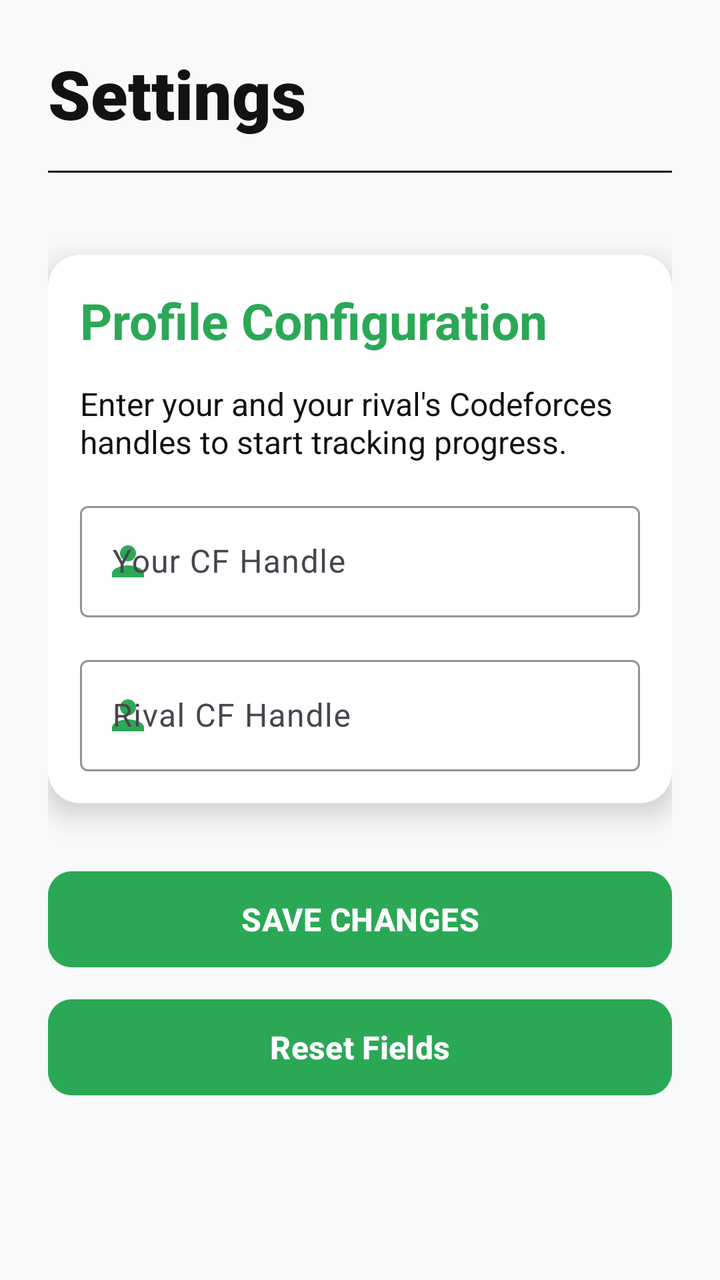
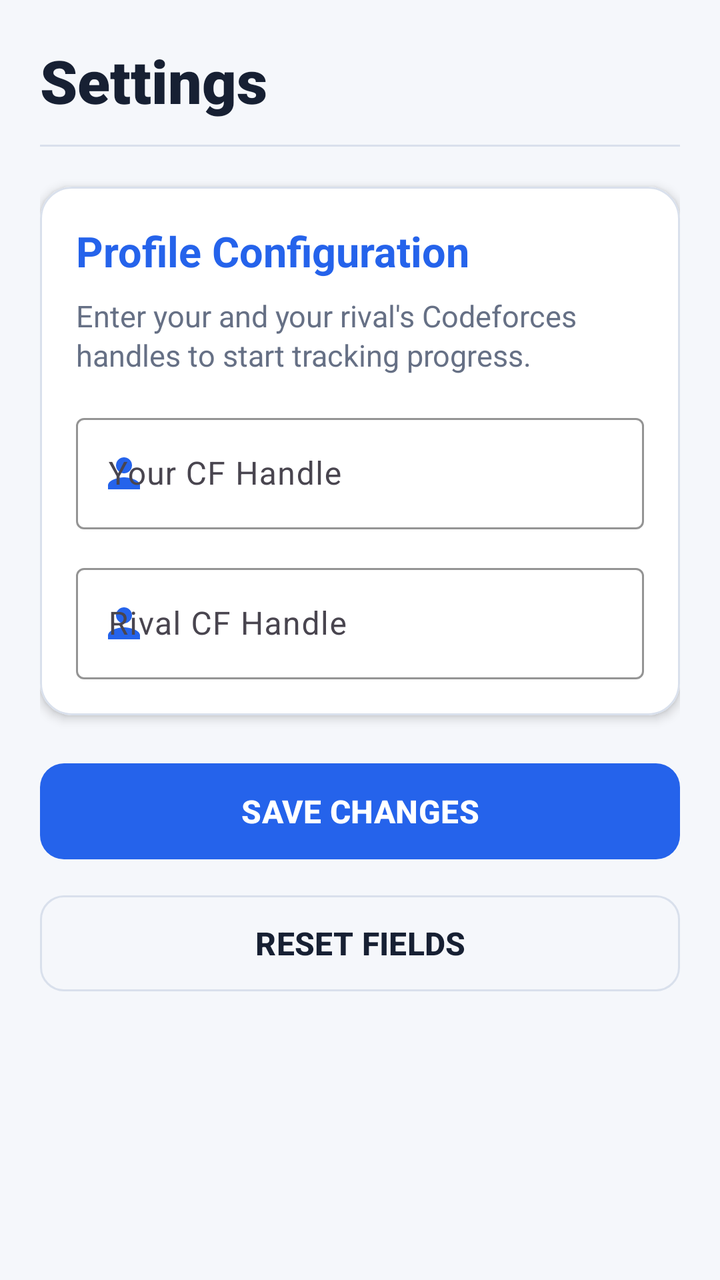

An Android layout rendered at two revisions. The XML below is the earlier revision; the diff shows what the commit changed to produce the second picture.
<!-- AndroidManifest.xml: application theme Theme.CfRivals -->
<!-- res/layout/fragment_settings.xml -->
<?xml version="1.0" encoding="utf-8"?>
<LinearLayout xmlns:android="http://schemas.android.com/apk/res/android"
    xmlns:app="http://schemas.android.com/apk/res-auto"
    android:layout_width="match_parent"
    android:layout_height="match_parent"
    android:orientation="vertical"
    android:padding="24dp"
    android:background="?attr/app_background">

    <TextView
        android:layout_width="wrap_content"
        android:layout_height="wrap_content"
        android:text="Settings"
        android:textSize="34sp"
        android:textColor="?attr/app_text_primary"
        android:fontFamily="sans-serif-black" />

    <com.google.android.material.divider.MaterialDivider
        android:layout_width="match_parent"
        android:layout_height="1dp"
        android:layout_marginVertical="16dp"
        app:dividerColor="?attr/app_text_primary"/>

    <com.google.android.material.card.MaterialCardView
        android:layout_width="match_parent"
        android:layout_height="wrap_content"
        app:cardCornerRadius="16dp"
        app:cardElevation="8dp"
        app:cardBackgroundColor="?attr/app_card"
        app:strokeWidth="0dp"
        android:layout_marginBottom="30dp"
        android:layout_marginTop="25dp">

        <LinearLayout
            android:layout_width="match_parent"
            android:layout_height="match_parent"
            android:orientation="vertical"
            android:padding="16dp">

            <TextView
                android:layout_width="wrap_content"
                android:layout_height="wrap_content"
                android:layout_marginBottom="14dp"
                android:text="Profile Configuration"
                android:textColor="?attr/neon_accent"
                android:textSize="25sp"
                android:textStyle="bold" />

            <TextView
                android:layout_width="wrap_content"
                android:layout_height="wrap_content"
                android:layout_marginBottom="16dp"
                android:text="Enter your and your rival's Codeforces handles to start tracking progress."
                android:textColor="?attr/app_text_primary"
                android:textSize="16sp" />

            <com.google.android.material.textfield.TextInputLayout
                android:id="@+id/UserHandle"
                style="@style/Widget.Material3.TextInputLayout.OutlinedBox"
                android:layout_width="match_parent"
                android:layout_height="wrap_content"
                android:layout_marginBottom="16dp"
                android:hint="Your CF Handle"
                app:boxStrokeColor="?attr/neon_accent"
                app:hintTextColor="?attr/neon_accent"
                app:startIconDrawable="@drawable/ic_avatar"
                app:startIconTint="?attr/neon_accent">

                <com.google.android.material.textfield.TextInputEditText
                    android:id="@+id/editUserHandle"
                    android:layout_width="match_parent"
                    android:layout_height="wrap_content"
                    android:inputType="textNoSuggestions"
                    android:textColor="?attr/app_text_primary" />
            </com.google.android.material.textfield.TextInputLayout>

            <com.google.android.material.textfield.TextInputLayout
                android:id="@+id/RivalHandle"
                style="@style/Widget.Material3.TextInputLayout.OutlinedBox"
                android:layout_width="match_parent"
                android:layout_height="wrap_content"
                android:hint="Rival CF Handle"
                app:boxStrokeColor="?attr/neon_accent"
                app:hintTextColor="?attr/neon_accent"
                app:startIconDrawable="@drawable/ic_avatar"
                app:startIconTint="?attr/neon_accent">

                <com.google.android.material.textfield.TextInputEditText
                    android:id="@+id/editRivalHandle"
                    android:layout_width="match_parent"
                    android:layout_height="wrap_content"
                    android:inputType="textNoSuggestions"
                    android:textColor="?attr/app_text_primary" />
            </com.google.android.material.textfield.TextInputLayout>
        </LinearLayout>
    </com.google.android.material.card.MaterialCardView>

    <com.google.android.material.button.MaterialButton
        android:id="@+id/btnSave"
        android:layout_width="match_parent"
        android:layout_height="56dp"
        android:text="SAVE CHANGES"
        android:textSize="16sp"
        android:textStyle="bold"
        app:cornerRadius="12dp"
        android:backgroundTint="?attr/neon_accent"
        android:textColor="?attr/colorOnPrimary"
        app:rippleColor="#40000000"/>

    <com.google.android.material.button.MaterialButton
        android:id="@+id/btnClear"
        android:layout_width="match_parent"
        android:layout_height="56dp"
        android:layout_marginTop="8dp"
        android:text="Reset Fields"
        android:textStyle="bold"
        app:cornerRadius="12dp"
        android:backgroundTint="?attr/neon_accent"
        android:textColor="?attr/colorOnPrimary"
        app:rippleColor="#40000000"
        android:textSize="16sp" />

</LinearLayout>
<!-- resources referenced by this layout -->
<resources>
  <!-- drawable ic_avatar (drawable) -->
  <vector xmlns:android="http://schemas.android.com/apk/res/android"
      android:width="24dp"
      android:height="24dp"
      android:viewportWidth="24"
      android:viewportHeight="24">
      <path
          android:fillColor="#808080"
          android:pathData="M12,12c2.21,0 4,-1.79 4,-4s-1.79,-4 -4,-4 -4,1.79 -4,4 1.79,4 4,4zM12,14c-2.67,0 -8,1.34 -8,4v2h16v-2c0,-2.66 -5.33,-4 -8,-4z"/>
  </vector>
  <style name="Theme.CfRivals" parent="Base.Theme.CfRivals" />
  <style name="Base.Theme.CfRivals" parent="Theme.Material3.DayNight.NoActionBar">
          
          <item name="app_background">@color/bg_color_light</item>
          <item name="app_card">@color/card_color_light</item>
          <item name="app_text_primary">@color/text_color_light</item>
          <item name="app_text_secondary">@color/grey_placeholder_text</item>
          <item name="neon_accent">@color/neon_green_accent</item>
  
          <item name="colorPrimary">@color/neon_green_accent</item>
          <item name="colorOnPrimary">@color/white</item>
          <item name="colorSurface">@color/bg_color_light</item>
          <item name="colorOnSurface">@color/text_color_light</item>
          <item name="colorSurfaceContainer">@color/card_color_light</item>
  
          <item name="android:statusBarColor">@color/bg_color_light</item>
          <item name="android:windowLightStatusBar">true</item>
      </style>
  <color name="bg_color_light">#F8F9FA</color>
  <color name="card_color_light">#FFFFFF</color>
  <color name="text_color_light">#121212</color>
  <color name="grey_placeholder_text">#80FFFFFF</color>
  <color name="neon_green_accent">#2BA856</color>
  <color name="white">#FFFFFFFF</color>
</resources>

<!-- the commit's change to res/layout/fragment_settings.xml (unified diff, before → after) -->
@@ -1,123 +1,153 @@
 <?xml version="1.0" encoding="utf-8"?>
-<LinearLayout xmlns:android="http://schemas.android.com/apk/res/android"
+<ScrollView
+    xmlns:android="http://schemas.android.com/apk/res/android"
     xmlns:app="http://schemas.android.com/apk/res-auto"
     android:layout_width="match_parent"
     android:layout_height="match_parent"
-    android:orientation="vertical"
-    android:padding="24dp"
-    android:background="?attr/app_background">
+    android:background="?attr/app_background"
+    android:fillViewport="true">
 
-    <TextView
-        android:layout_width="wrap_content"
-        android:layout_height="wrap_content"
-        android:text="Settings"
-        android:textSize="34sp"
-        android:textColor="?attr/app_text_primary"
-        android:fontFamily="sans-serif-black" />
-
-    <com.google.android.material.divider.MaterialDivider
-        android:layout_width="match_parent"
-        android:layout_height="1dp"
-        android:layout_marginVertical="16dp"
-        app:dividerColor="?attr/app_text_primary"/>
-
-    <com.google.android.material.card.MaterialCardView
+    <LinearLayout
         android:layout_width="match_parent"
         android:layout_height="wrap_content"
-        app:cardCornerRadius="16dp"
-        app:cardElevation="8dp"
-        app:cardBackgroundColor="?attr/app_card"
-        app:strokeWidth="0dp"
-        android:layout_marginBottom="30dp"
-        android:layout_marginTop="25dp">
+        android:orientation="vertical"
+        android:padding="20dp">
 
-        <LinearLayout
+        
+        <TextView
+            android:layout_width="wrap_content"
+            android:layout_height="wrap_content"
+            android:text="Settings"
+            android:textColor="?attr/app_text_primary"
+            android:textSize="30sp"
+            android:textStyle="bold"
+            android:fontFamily="sans-serif-black" />
+
+        
+        <com.google.android.material.divider.MaterialDivider
             android:layout_width="match_parent"
-            android:layout_height="match_parent"
-            android:orientation="vertical"
-            android:padding="16dp">
+            android:layout_height="1dp"
+            android:layout_marginTop="12dp"
+            android:layout_marginBottom="20dp"
+            app:dividerColor="?attr/app_border" />
 
-            <TextView
-                android:layout_width="wrap_content"
-                android:layout_height="wrap_content"
-                android:layout_marginBottom="14dp"
-                android:text="Profile Configuration"
-                android:textColor="?attr/neon_accent"
-                android:textSize="25sp"
-                android:textStyle="bold" />
+        
+        <com.google.android.material.card.MaterialCardView
+            android:layout_width="match_parent"
+            android:layout_height="wrap_content"
+            android:layout_marginBottom="20dp"
+            app:cardBackgroundColor="?attr/app_card"
+            app:cardCornerRadius="16dp"
+            app:cardElevation="3dp"
+            app:strokeColor="?attr/app_border"
+            app:strokeWidth="1dp">
 
-            <TextView
-                android:layout_width="wrap_content"
-                android:layout_height="wrap_content"
-                android:layout_marginBottom="16dp"
-                android:text="Enter your and your rival's Codeforces handles to start tracking progress."
-                android:textColor="?attr/app_text_primary"
-                android:textSize="16sp" />
-
-            <com.google.android.material.textfield.TextInputLayout
-                android:id="@+id/UserHandle"
-                style="@style/Widget.Material3.TextInputLayout.OutlinedBox"
+            <LinearLayout
                 android:layout_width="match_parent"
                 android:layout_height="wrap_content"
-                android:layout_marginBottom="16dp"
-                android:hint="Your CF Handle"
-                app:boxStrokeColor="?attr/neon_accent"
-                app:hintTextColor="?attr/neon_accent"
-                app:startIconDrawable="@drawable/ic_avatar"
-                app:startIconTint="?attr/neon_accent">
+                android:orientation="vertical"
+                android:padding="18dp">
 
-                <com.google.android.material.textfield.TextInputEditText
-                    android:id="@+id/editUserHandle"
+                
+                <TextView
+                    android:layout_width="wrap_content"
+                    android:layout_height="wrap_content"
+                    android:layout_marginBottom="8dp"
+                    android:text="Profile Configuration"
+                    android:textColor="?attr/neon_accent"
+                    android:textSize="21sp"
+                    android:textStyle="bold" />
+
+                
+                <TextView
                     android:layout_width="match_parent"
                     android:layout_height="wrap_content"
-                    android:inputType="textNoSuggestions"
-                    android:textColor="?attr/app_text_primary" />
-            </com.google.android.material.textfield.TextInputLayout>
+                    android:layout_marginBottom="16dp"
+                    android:lineSpacingExtra="2dp"
+                    android:text="Enter your and your rival's Codeforces handles to start tracking progress."
+                    android:textColor="?attr/app_text_secondary"
+                    android:textSize="15sp" />
 
-            <com.google.android.material.textfield.TextInputLayout
-                android:id="@+id/RivalHandle"
-                style="@style/Widget.Material3.TextInputLayout.OutlinedBox"
-                android:layout_width="match_parent"
-                android:layout_height="wrap_content"
-                android:hint="Rival CF Handle"
-                app:boxStrokeColor="?attr/neon_accent"
-                app:hintTextColor="?attr/neon_accent"
-                app:startIconDrawable="@drawable/ic_avatar"
-                app:startIconTint="?attr/neon_accent">
-
-                <com.google.android.material.textfield.TextInputEditText
-                    android:id="@+id/editRivalHandle"
+                
+                <com.google.android.material.textfield.TextInputLayout
+                    android:id="@+id/UserHandle"
+                    style="@style/Widget.Material3.TextInputLayout.OutlinedBox"
                     android:layout_width="match_parent"
                     android:layout_height="wrap_content"
-                    android:inputType="textNoSuggestions"
-                    android:textColor="?attr/app_text_primary" />
-            </com.google.android.material.textfield.TextInputLayout>
-        </LinearLayout>
-    </com.google.android.material.card.MaterialCardView>
+                    android:layout_marginBottom="14dp"
+                    android:hint="Your CF Handle"
+                    app:boxStrokeColor="?attr/neon_accent"
+                    app:hintTextColor="?attr/neon_accent"
+                    app:startIconDrawable="@drawable/ic_avatar"
+                    app:startIconTint="?attr/neon_accent">
 
-    <com.google.android.material.button.MaterialButton
-        android:id="@+id/btnSave"
-        android:layout_width="match_parent"
-        android:layout_height="56dp"
-        android:text="SAVE CHANGES"
-        android:textSize="16sp"
-        android:textStyle="bold"
-        app:cornerRadius="12dp"
-        android:backgroundTint="?attr/neon_accent"
-        android:textColor="?attr/colorOnPrimary"
-        app:rippleColor="#40000000"/>
+                    <com.google.android.material.textfield.TextInputEditText
+                        android:id="@+id/editUserHandle"
+                        android:layout_width="match_parent"
+                        android:layout_height="wrap_content"
+                        android:inputType="textNoSuggestions"
+                        android:maxLines="1"
+                        android:textColor="?attr/app_text_primary"
+                        android:textColorHint="?attr/app_text_secondary" />
 
-    <com.google.android.material.button.MaterialButton
-        android:id="@+id/btnClear"
-        android:layout_width="match_parent"
-        android:layout_height="56dp"
-        android:layout_marginTop="8dp"
-        android:text="Reset Fields"
-        android:textStyle="bold"
-        app:cornerRadius="12dp"
-        android:backgroundTint="?attr/neon_accent"
-        android:textColor="?attr/colorOnPrimary"
-        app:rippleColor="#40000000"
-        android:textSize="16sp" />
+                </com.google.android.material.textfield.TextInputLayout>
 
-</LinearLayout>
+                
+                <com.google.android.material.textfield.TextInputLayout
+                    android:id="@+id/RivalHandle"
+                    style="@style/Widget.Material3.TextInputLayout.OutlinedBox"
+                    android:layout_width="match_parent"
+                    android:layout_height="wrap_content"
+                    android:hint="Rival CF Handle"
+                    app:boxStrokeColor="?attr/neon_accent"
+                    app:hintTextColor="?attr/neon_accent"
+                    app:startIconDrawable="@drawable/ic_avatar"
+                    app:startIconTint="?attr/neon_accent">
+
+                    <com.google.android.material.textfield.TextInputEditText
+                        android:id="@+id/editRivalHandle"
+                        android:layout_width="match_parent"
+                        android:layout_height="wrap_content"
+                        android:inputType="textNoSuggestions"
+                        android:maxLines="1"
+                        android:textColor="?attr/app_text_primary"
+                        android:textColorHint="?attr/app_text_secondary" />
+
+                </com.google.android.material.textfield.TextInputLayout>
+
+            </LinearLayout>
+
+        </com.google.android.material.card.MaterialCardView>
+
+        
+        <com.google.android.material.button.MaterialButton
+            android:id="@+id/btnSave"
+            android:layout_width="match_parent"
+            android:layout_height="56dp"
+            android:text="SAVE CHANGES"
+            android:textColor="@color/white"
+            android:textSize="16sp"
+            android:textStyle="bold"
+            app:backgroundTint="?attr/neon_accent"
+            app:cornerRadius="12dp"
+            app:rippleColor="#40000000" />
+
+        
+        <com.google.android.material.button.MaterialButton
+            android:id="@+id/btnClear"
+            style="@style/Widget.Material3.Button.OutlinedButton"
+            android:layout_width="match_parent"
+            android:layout_height="56dp"
+            android:layout_marginTop="10dp"
+            android:text="RESET FIELDS"
+            android:textColor="?attr/app_text_primary"
+            android:textSize="16sp"
+            android:textStyle="bold"
+            app:cornerRadius="12dp"
+            app:rippleColor="#40000000"
+            app:strokeColor="?attr/app_border"
+            app:strokeWidth="1dp" />
+
+    </LinearLayout>
+
+</ScrollView>
<!-- resource entries referenced after the edit -->
@@ -12,27 +12,38 @@
   </vector>
   <style name="Theme.CfRivals" parent="Base.Theme.CfRivals" />
   <style name="Base.Theme.CfRivals" parent="Theme.Material3.DayNight.NoActionBar">
+  
           
-          <item name="app_background">@color/bg_color_light</item>
-          <item name="app_card">@color/card_color_light</item>
-          <item name="app_text_primary">@color/text_color_light</item>
-          <item name="app_text_secondary">@color/grey_placeholder_text</item>
-          <item name="neon_accent">@color/neon_green_accent</item>
+          <item name="app_background">@color/background_light</item>
+          <item name="app_card">@color/card_light</item>
   
-          <item name="colorPrimary">@color/neon_green_accent</item>
+          <item name="app_text_primary">@color/text_primary_light</item>
+          <item name="app_text_secondary">@color/text_secondary_light</item>
+  
+          <item name="neon_accent">@color/primary_blue_light</item>
+          <item name="app_border">@color/border_light</item>
+  
+          
+          <item name="colorPrimary">@color/primary_blue_light</item>
           <item name="colorOnPrimary">@color/white</item>
-          <item name="colorSurface">@color/bg_color_light</item>
-          <item name="colorOnSurface">@color/text_color_light</item>
-          <item name="colorSurfaceContainer">@color/card_color_light</item>
   
-          <item name="android:statusBarColor">@color/bg_color_light</item>
+          <item name="colorSurface">@color/background_light</item>
+          <item name="colorOnSurface">@color/text_primary_light</item>
+          <item name="colorSurfaceContainer">@color/card_light</item>
+  
+          
+          <item name="android:statusBarColor">@color/background_light</item>
+          <item name="android:navigationBarColor">@color/background_light</item>
           <item name="android:windowLightStatusBar">true</item>
+          <item name="android:windowLightNavigationBar">true</item>
+  
       </style>
-  <color name="bg_color_light">#F8F9FA</color>
-  <color name="card_color_light">#FFFFFF</color>
-  <color name="text_color_light">#121212</color>
-  <color name="grey_placeholder_text">#80FFFFFF</color>
-  <color name="neon_green_accent">#2BA856</color>
+  <color name="background_light">#F5F7FB</color>
+  <color name="card_light">#FFFFFF</color>
+  <color name="text_primary_light">#172033</color>
+  <color name="text_secondary_light">#667085</color>
+  <color name="primary_blue_light">#2563EB</color>
+  <color name="border_light">#D9E0EC</color>
   <color name="white">#FFFFFFFF</color>
 </resources>
 
